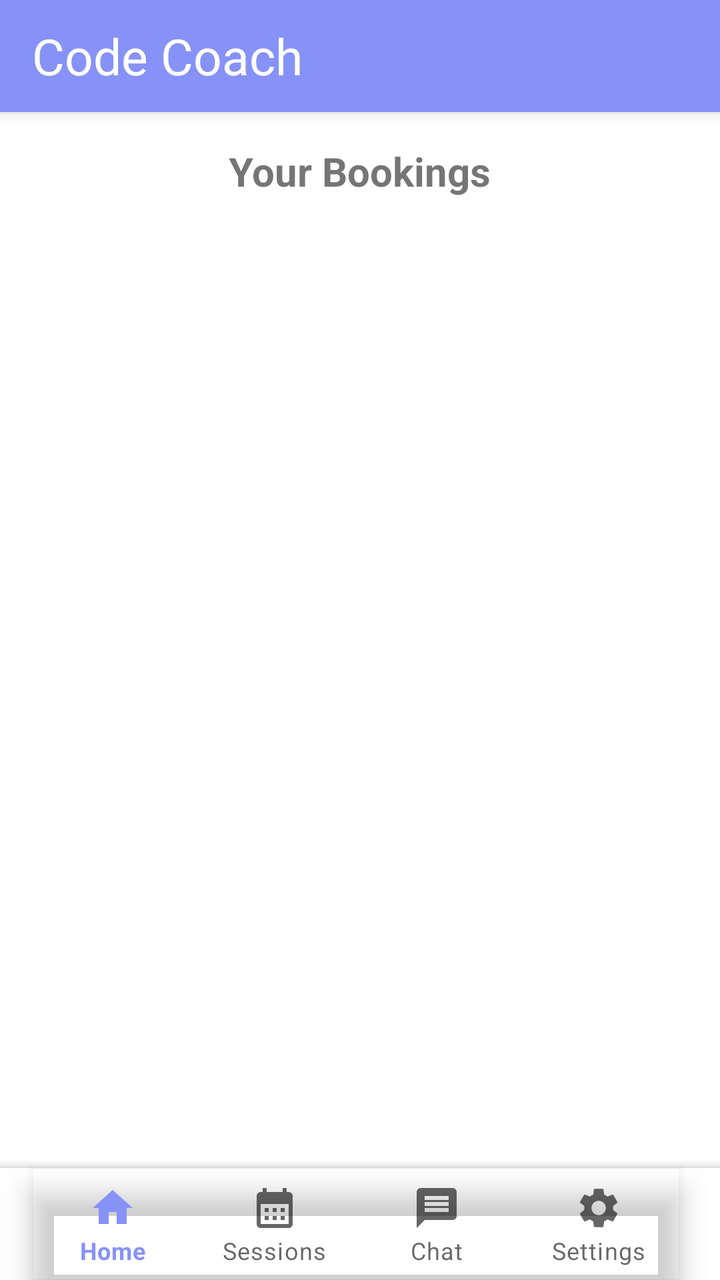
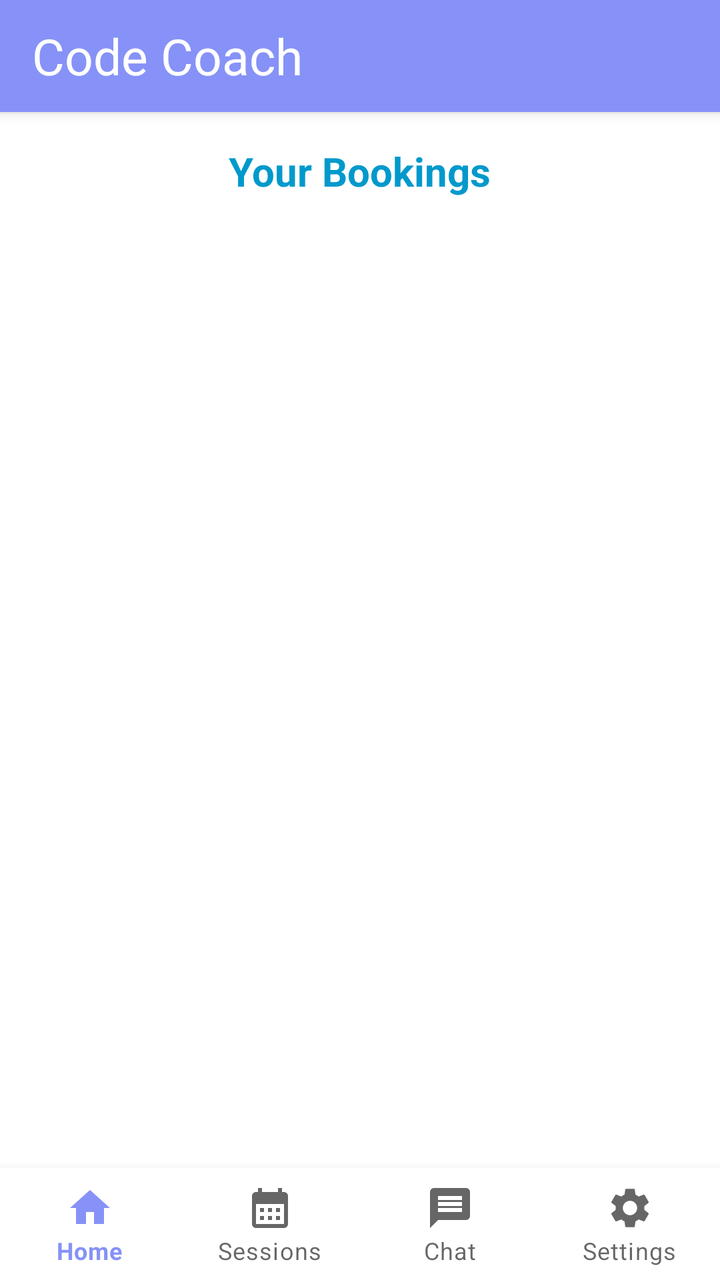

Compare the two renders of this Android layout. The source of the first and the diff that turns it into the second are given below.
<!-- AndroidManifest.xml: application theme Theme.CC -->
<!-- res/layout/activity_student_sessions.xml -->
<?xml version="1.0" encoding="utf-8"?>
<LinearLayout
    xmlns:android="http://schemas.android.com/apk/res/android"
    xmlns:app="http://schemas.android.com/apk/res-auto"
    xmlns:tools="http://schemas.android.com/tools"
    android:layout_width="match_parent"
    android:layout_height="match_parent"
    android:orientation="vertical">

    <androidx.appcompat.widget.Toolbar
        android:id="@+id/topToolbar"
        android:layout_width="match_parent"
        android:layout_height="wrap_content"
        android:background="@color/lavender"
        app:contentInsetStartWithNavigation="0dp"
        android:elevation="4dp"
        android:theme="@style/ThemeOverlay.AppCompat.ActionBar">

        <TextView
            android:id="@+id/toolbarTitle"
            android:layout_width="wrap_content"
            android:layout_height="wrap_content"
            android:layout_gravity="center_vertical"
            android:text="Code Coach"
            android:textColor="@color/white"
            android:textSize="25sp"
            android:layout_marginStart="16dp"/>
    </androidx.appcompat.widget.Toolbar>

    <TextView
        android:id="@+id/textViewTitle"
        android:layout_width="wrap_content"
        android:layout_height="wrap_content"
        android:text="Your Bookings"
        android:textSize="20sp"
        android:textStyle="bold"
        android:layout_gravity="center_horizontal"
        android:layout_marginTop="16dp"/>

    <androidx.recyclerview.widget.RecyclerView
        android:id="@+id/recyclerViewBookings"
        android:layout_width="match_parent"
        android:layout_height="0dp"
        android:layout_weight="1"
        android:layout_marginTop="16dp"/>

    <com.google.android.material.bottomappbar.BottomAppBar
        android:layout_width="match_parent"
        android:layout_height="wrap_content"
        android:id="@+id/bottomAppBar"
        android:layout_gravity="bottom"
        android:background="@color/white"
        app:fabCradleMargin="10dp"
        app:fabCradleRoundedCornerRadius="50dp"
        tools:ignore="BottomAppBar">

        <com.google.android.material.bottomnavigation.BottomNavigationView
            android:layout_width="wrap_content"
            android:layout_height="wrap_content"
            android:id="@+id/bottomNavigationView"
            android:layout_marginEnd="20dp"
            app:labelVisibilityMode="labeled"
            android:background="@android:color/transparent"
            app:menu="@menu/bottom_menu"/>

    </com.google.android.material.bottomappbar.BottomAppBar>

</LinearLayout>
<!-- resources referenced by this layout -->
<resources>
  <color name="lavender">#8692f7</color>
  <color name="white">#FFFFFFFF</color>
  <style name="Theme.CC" parent="Base.Theme.CC" />
  <style name="Base.Theme.CC" parent="Theme.MaterialComponents.DayNight.NoActionBar">
          
          <item name="colorPrimary">@color/lavender</item>
          <item name="colorPrimaryVariant">@color/lavender</item>
          <item name="colorOnPrimary">@color/white</item>
          
          <item name="colorSecondary">@color/teal_200</item>
          <item name="colorSecondaryVariant">@color/teal_700</item>
          <item name="colorOnSecondary">@color/black</item>
          
          <item name="android:statusBarColor">?attr/colorPrimaryVariant</item>
          
          
      </style>
  <color name="teal_200">#FF03DAC5</color>
  <color name="teal_700">#FF018786</color>
  <color name="black">#FF000000</color>
</resources>

<!-- the commit's change to res/layout/activity_student_sessions.xml (unified diff, before → after) -->
@@ -32,6 +32,7 @@
         android:layout_width="wrap_content"
         android:layout_height="wrap_content"
         android:text="Your Bookings"
+        android:textColor="@android:color/holo_blue_dark"
         android:textSize="20sp"
         android:textStyle="bold"
         android:layout_gravity="center_horizontal"
@@ -44,25 +45,13 @@
         android:layout_weight="1"
         android:layout_marginTop="16dp"/>
 
-    <com.google.android.material.bottomappbar.BottomAppBar
+    <com.google.android.material.bottomnavigation.BottomNavigationView
+        android:id="@+id/bottomNavigationView"
         android:layout_width="match_parent"
         android:layout_height="wrap_content"
-        android:id="@+id/bottomAppBar"
         android:layout_gravity="bottom"
         android:background="@color/white"
-        app:fabCradleMargin="10dp"
-        app:fabCradleRoundedCornerRadius="50dp"
-        tools:ignore="BottomAppBar">
-
-        <com.google.android.material.bottomnavigation.BottomNavigationView
-            android:layout_width="wrap_content"
-            android:layout_height="wrap_content"
-            android:id="@+id/bottomNavigationView"
-            android:layout_marginEnd="20dp"
-            app:labelVisibilityMode="labeled"
-            android:background="@android:color/transparent"
-            app:menu="@menu/bottom_menu"/>
-
-    </com.google.android.material.bottomappbar.BottomAppBar>
+        app:labelVisibilityMode="labeled"
+        app:menu="@menu/bottom_menu" />
 
 </LinearLayout>
